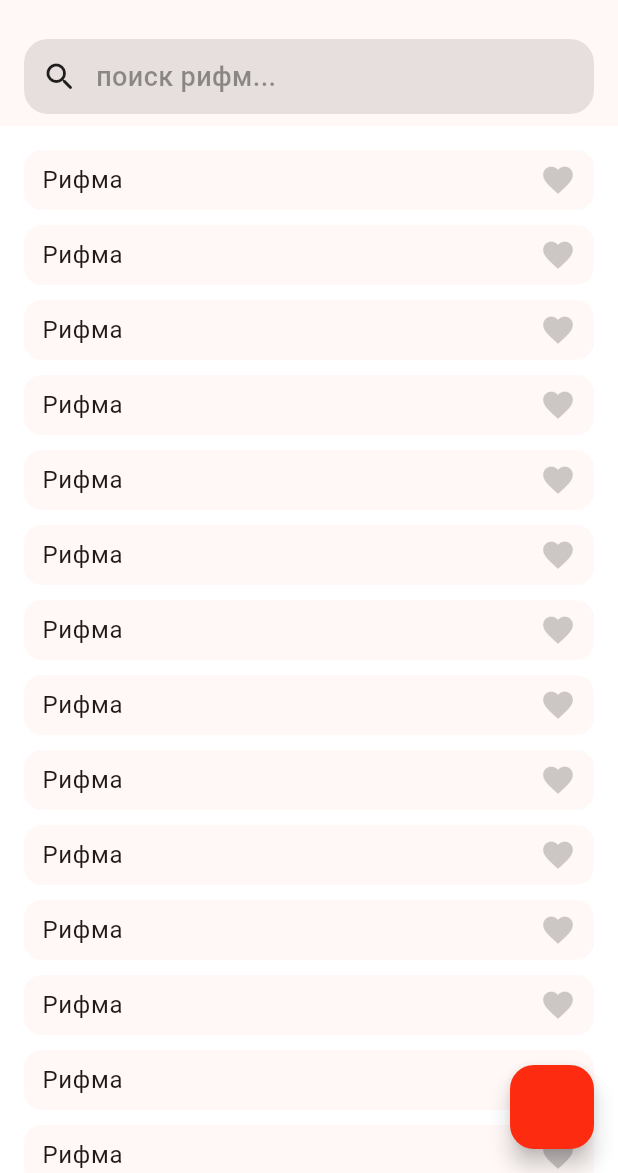
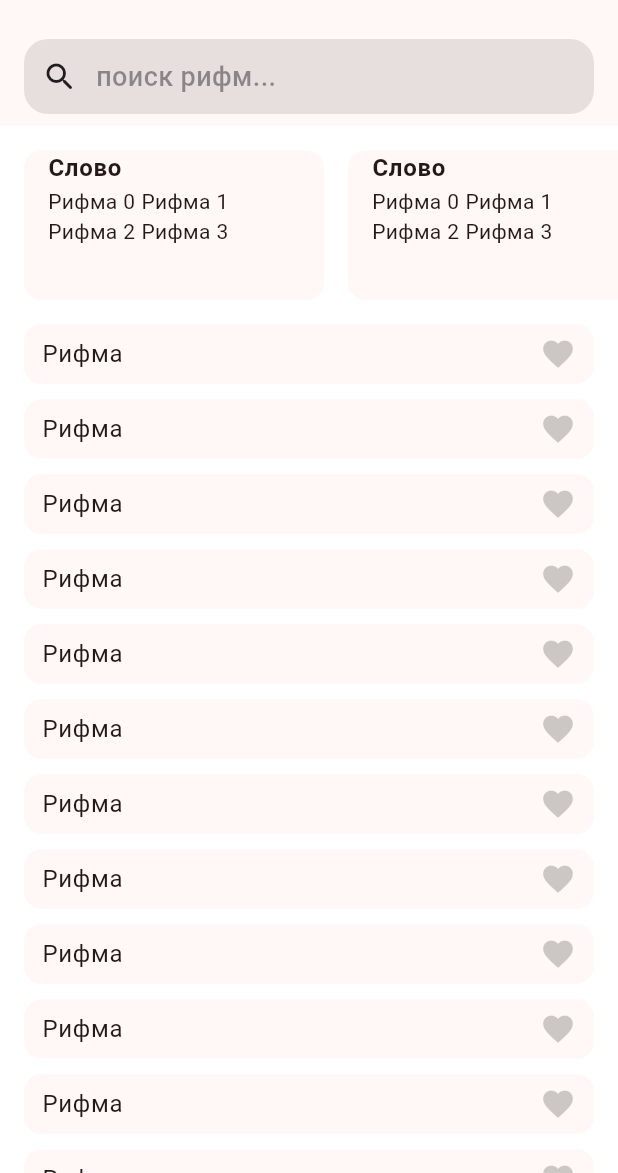
Before and after one commit to RiiikkiTikkiTavi/Rhyme, a Flutter app: the screen it shows after launch, on a phone screen of 412 x 824 dp, the part 63-1236 px from its top. Run offline on Flutter 3.47's test engine with Material 3 defaults, Android fonts, the phone set to English and light mode, and no system bars.

Commit message:
Добавлена на главный экран панель - история

```diff
--- a/analysis_options.yaml
+++ b/analysis_options.yaml
@@ -21,6 +21,8 @@
   # `// ignore_for_file: name_of_lint` syntax on the line or in the file
   # producing the lint.
   rules:
+    - prefer_const_constructors
+    - prefer_const_literals_to_create_immutables
     # avoid_print: false  # Uncomment to disable the `avoid_print` rule
     # prefer_single_quotes: true  # Uncomment to enable the `prefer_single_quotes` rule
 
--- a/lib/main.dart
+++ b/lib/main.dart
@@ -10,7 +10,7 @@
   // This widget is the root of your application.
   @override
   Widget build(BuildContext context) {
-    final primaryColor = Color.fromARGB(255, 253, 44, 17);
+    final primaryColor = const Color.fromARGB(255, 253, 44, 17);
     return MaterialApp(
       title: 'Flutter Demo',
       theme: ThemeData(
@@ -28,11 +28,10 @@
 
   @override
   Widget build(BuildContext context) {
-    final theme = Theme.of(context);
     return Scaffold(
       body: CustomScrollView(
         slivers: [
-          SliverAppBar(
+          const SliverAppBar(
             pinned: true, // закрепить appbar наверху
             //snap: true, // только при floating: true, зафиксировать в поле зрения
             floating: true, // сделать видимой при прокручивании вверх
@@ -41,20 +40,101 @@
             elevation: 0,
             surfaceTintColor: Colors.transparent,
             bottom: PreferredSize(
-              preferredSize: const Size.fromHeight(70),
+              preferredSize: Size.fromHeight(70),
               child: SearchButton(),
             ),
           ),
-          SliverToBoxAdapter(
+          const SliverToBoxAdapter(
             child: SizedBox(height: 16),
           ), // передать другой виджет в сливер
-          SliverList.builder(itemBuilder: (context, index) => RhymeListCard()),
+          SliverToBoxAdapter(
+            child: SizedBox(
+              height: 100,
+              child: ListView.separated(
+                padding: const EdgeInsets.only(left: 16),
+                scrollDirection: Axis.horizontal,
+                itemCount: 10,
+                separatorBuilder: (context, index) => const SizedBox(width: 16),
+                itemBuilder: (context, index) {
+                  final rhymes = List.generate(4, (index) => 'Рифма $index');
+                  return RhymeHistoryCard(rhymes: rhymes);
+                },
+              ),
+            ),
+          ),
+          const SliverToBoxAdapter(child: SizedBox(height: 16)),
+          SliverList.builder(
+            itemBuilder: (context, index) => const RhymeListCard(),
+          ),
         ],
       ),
-      floatingActionButton: FloatingActionButton(
-        backgroundColor: theme.primaryColor,
-        onPressed: () {},
+    );
+  }
+}
+
+class RhymeHistoryCard extends StatelessWidget {
+  const RhymeHistoryCard({super.key, required this.rhymes});
+
+  final List<String> rhymes;
+
+  @override
+  Widget build(BuildContext context) {
+    final theme = Theme.of(context);
+    return BaseContainer(
+      width: 200,
+      padding: const EdgeInsets.only(left: 16),
+      child: Column(
+        mainAxisSize: MainAxisSize.min, //колонка расширается по мере контента
+        crossAxisAlignment: CrossAxisAlignment.start,
+        children: [
+          Text(
+            "Слово",
+            style: theme.textTheme.bodyLarge?.copyWith(
+              fontWeight: FontWeight.w700,
+            ),
+          ),
+          Wrap(
+            children: rhymes
+                .map(
+                  (e) => Padding(
+                    padding: const EdgeInsets.only(right: 4),
+                    child: Text(e),
+                  ),
+                )
+                .toList(),
+          ),
+        ],
       ),
+    );
+  }
+}
+
+class BaseContainer extends StatelessWidget {
+  const BaseContainer({
+    super.key,
+    required this.child,
+    required this.width,
+    this.margin,
+    this.padding = const EdgeInsets.only(left: 12),
+  });
+  final Widget child;
+  final double width;
+  final EdgeInsets? margin;
+  final EdgeInsets padding;
+
+  @override
+  Widget build(BuildContext context) {
+    final theme = Theme.of(context);
+    return Container(
+      width: width, // double.infinity,
+      height: 40,
+      margin: margin,
+      padding: padding, //EdgeInsets.only(left: 12),
+      decoration: BoxDecoration(
+        color: theme.cardColor,
+        borderRadius: BorderRadius.circular(12),
+      ),
+      child: child,
     );
   }
 }
@@ -65,15 +145,9 @@
   @override
   Widget build(BuildContext context) {
     final theme = Theme.of(context);
-    return Container(
+    return BaseContainer(
       width: double.infinity,
-      height: 40,
       margin: const EdgeInsets.symmetric(horizontal: 16).copyWith(bottom: 10),
-      padding: EdgeInsets.only(left: 12),
-      decoration: BoxDecoration(
-        color: theme.cardColor,
-        borderRadius: BorderRadius.circular(12),
-      ),
       child: Row(
         mainAxisAlignment: MainAxisAlignment.spaceBetween,
         children: [
@@ -99,8 +173,8 @@
     final theme = Theme.of(context);
     return Container(
       width: double.infinity,
-      padding: EdgeInsets.all(12),
-      margin: EdgeInsets.symmetric(horizontal: 16).copyWith(bottom: 8),
+      padding: const EdgeInsets.all(12),
+      margin: const EdgeInsets.symmetric(horizontal: 16).copyWith(bottom: 8),
       decoration: BoxDecoration(
         //color: theme.hintColor.withValues(alpha: 10),
         color: theme.hintColor.withValues(alpha: 0.1),
@@ -108,8 +182,8 @@
       ),
       child: Row(
         children: [
-          Icon(Icons.search_rounded),
-          SizedBox(width: 12),
+          const Icon(Icons.search_rounded),
+          const SizedBox(width: 12),
           Text(
             "поиск рифм...",
             style: TextStyle(
--- a/pubspec.yaml
+++ b/pubspec.yaml
@@ -44,7 +44,7 @@
   # activated in the `analysis_options.yaml` file located at the root of your
   # package. See that file for information about deactivating specific lint
   # rules and activating additional ones.
-  flutter_lints: ^5.0.0
+  flutter_lints: 6.0.0
 
 # For information on the generic Dart part of this file, see the
 # following page: https://dart.dev/tools/pub/pubspec
```
Also changed, not shown: pubspec.lock.
